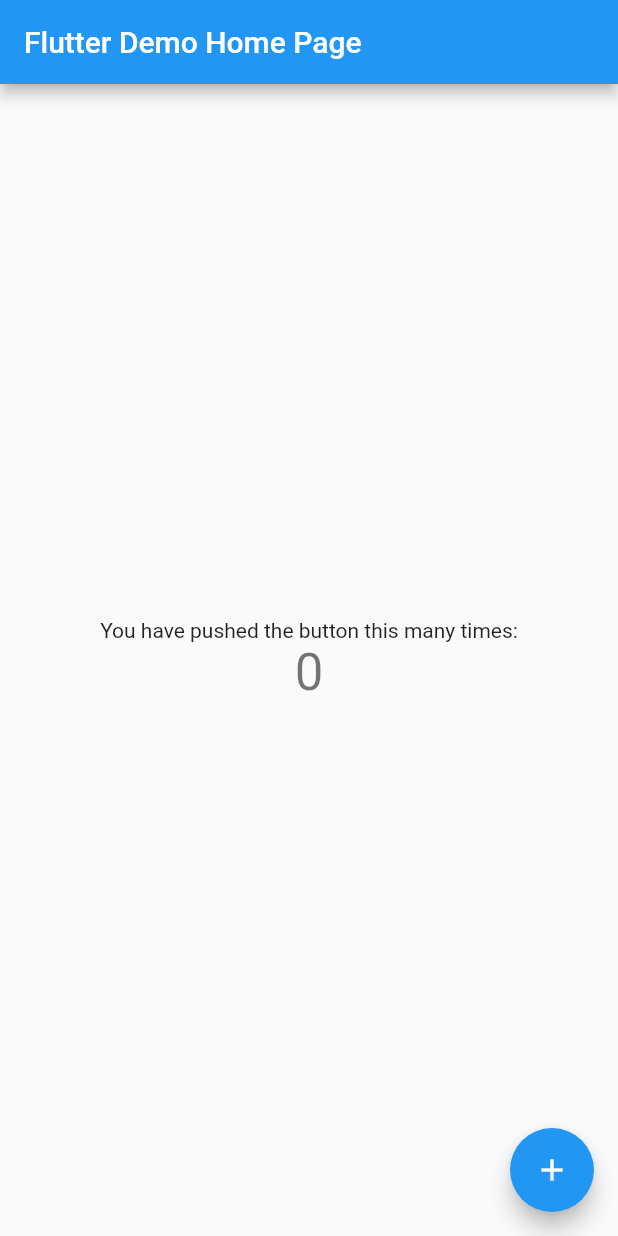
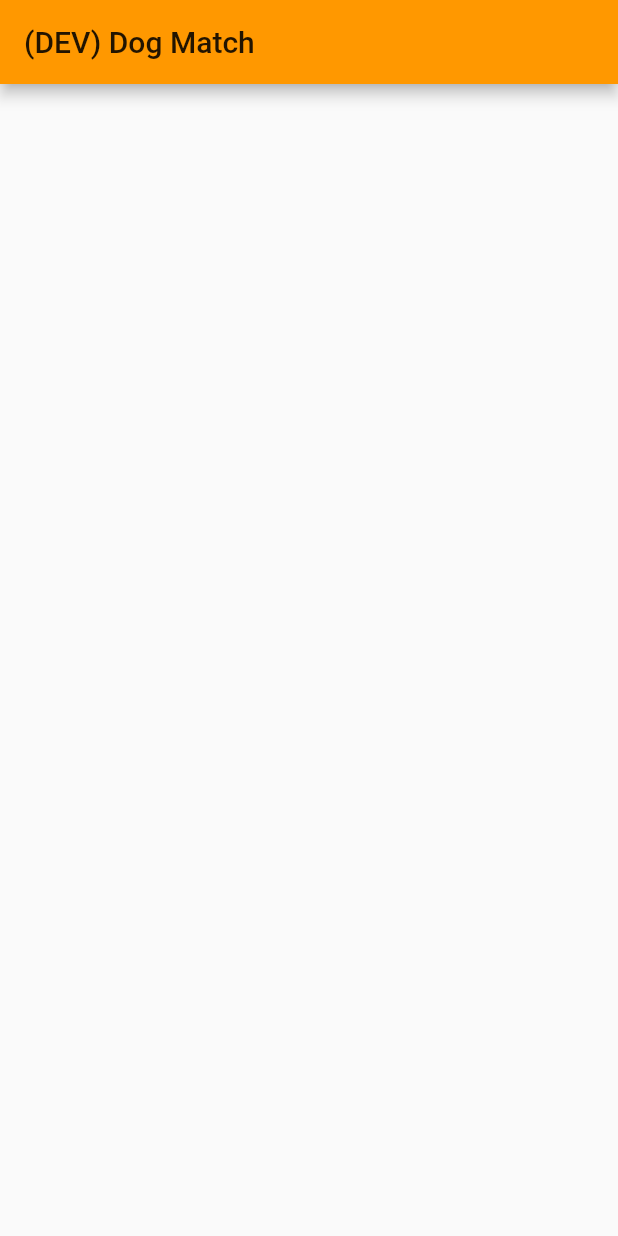
Before and after one commit to themobilecoder/Flutter-Flavors, a Flutter app: the screen it shows after launch, on a phone screen of 412 x 824 dp. Run offline on Flutter 3.47's test engine with Material 2 defaults, Android fonts, the phone set to English and light mode, and no system bars.

Commit message:
Add different main files

```diff
--- /dev/null
+++ b/lib/config/app_config.dart
@@ -0,0 +1,17 @@
+import 'package:flutter_flavors/repository/dog_repository.dart';
+
+abstract class AppConfig {
+  String get appName;
+  DogRepository get dogRepository;
+}
+
+class AppConfigProd implements AppConfig {
+  final _dogRepository = DogRepositoryProd();
+  final _appName = "Dog Match";
+
+  @override
+  String get appName => _appName;
+
+  @override
+  DogRepository get dogRepository => _dogRepository;
+}
--- a/lib/main.dart
+++ b/lib/main.dart
@@ -1,65 +1,47 @@
 import 'package:flutter/material.dart';
+import 'package:flutter_flavors/config/app_config.dart';
 
-void main() {
-  runApp(DogApp());
+void mainCommon(AppConfig appConfig) {
+  runApp(DogApp(
+    appConfig: appConfig,
+  ));
 }
 
 class DogApp extends StatelessWidget {
+  final AppConfig appConfig;
+  DogApp({@required this.appConfig});
+
   @override
   Widget build(BuildContext context) {
     return MaterialApp(
-      title: 'Flutter Demo',
       theme: ThemeData(
-        primarySwatch: Colors.blue,
+        primarySwatch: Colors.orange,
         visualDensity: VisualDensity.adaptivePlatformDensity,
       ),
-      home: MyHomePage(title: 'Flutter Demo Home Page'),
+      home: MyHomePage(
+        appConfig: appConfig,
+      ),
+      debugShowCheckedModeBanner: false,
     );
   }
 }
 
 class MyHomePage extends StatefulWidget {
-  MyHomePage({Key key, this.title}) : super(key: key);
+  MyHomePage({Key key, @required this.appConfig}) : super(key: key);
 
-  final String title;
+  final AppConfig appConfig;
 
   @override
   _MyHomePageState createState() => _MyHomePageState();
 }
 
 class _MyHomePageState extends State<MyHomePage> {
-  int _counter = 0;
-
-  void _incrementCounter() {
-    setState(() {
-      _counter++;
-    });
-  }
-
   @override
   Widget build(BuildContext context) {
+    final appConfig = widget.appConfig;
     return Scaffold(
       appBar: AppBar(
-        title: Text(widget.title),
-      ),
-      body: Center(
-        child: Column(
-          mainAxisAlignment: MainAxisAlignment.center,
-          children: <Widget>[
-            Text(
-              'You have pushed the button this many times:',
-            ),
-            Text(
-              '$_counter',
-              style: Theme.of(context).textTheme.headline4,
-            ),
-          ],
-        ),
-      ),
-      floatingActionButton: FloatingActionButton(
-        onPressed: _incrementCounter,
-        tooltip: 'Increment',
-        child: Icon(Icons.add),
+        title: Text(appConfig.appName),
       ),
     );
   }
```
Also changed, not shown: lib/config/app_config_dev.dart (added, +14 -0 lines), lib/main_dev.dart (added, +8 -0 lines), lib/main_prod.dart (added, +7 -0 lines), lib/repository/dog_repository.dart (added, +12 -0 lines), lib/repository/dog_repository_dev.dart (added, +9 -0 lines), pubspec.yaml (+1 -56 lines), pubspec.lock.
